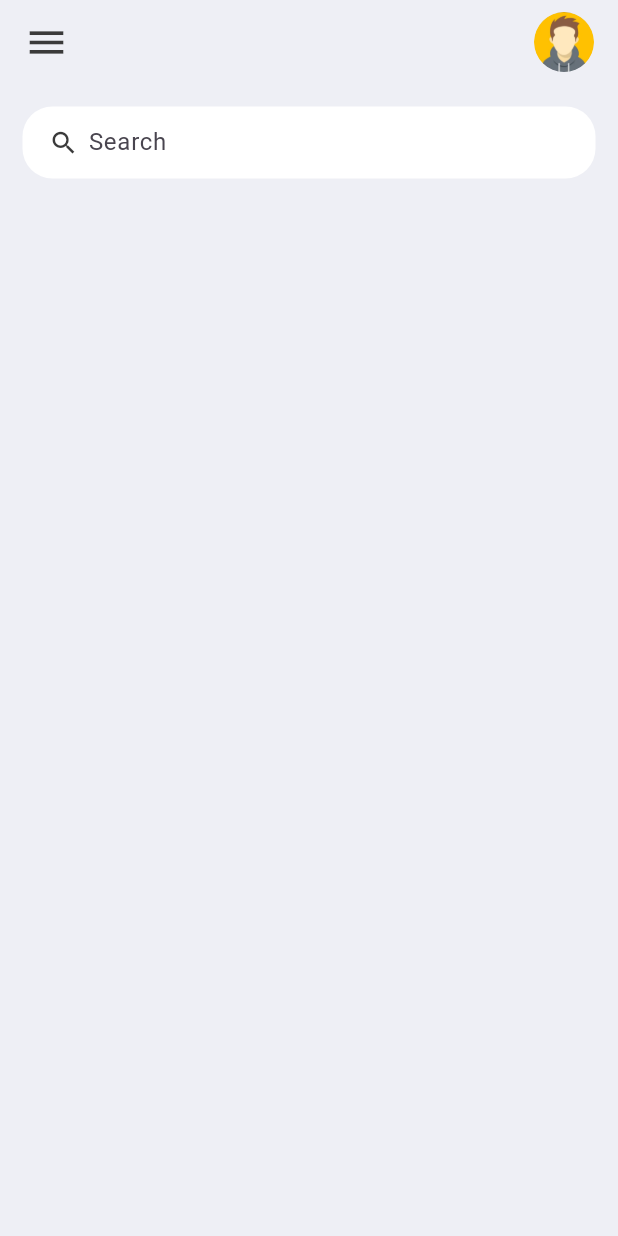
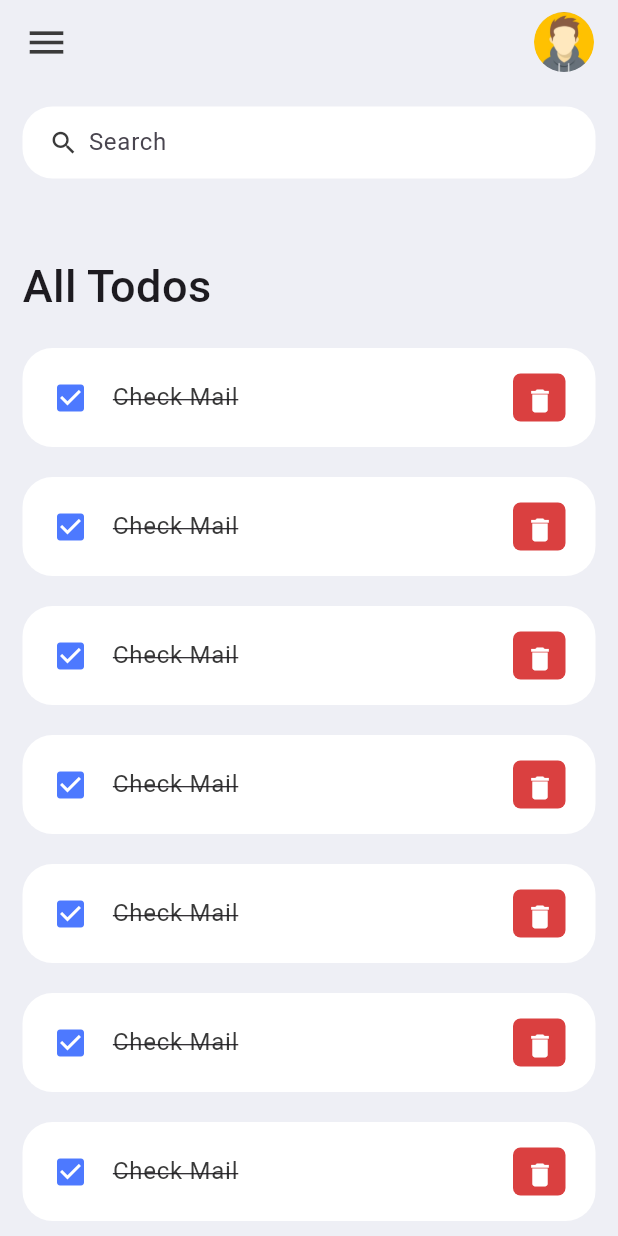
Before and after one commit to ttnppedr/first-todo-app, a Flutter app: the screen it shows after launch, on a phone screen of 412 x 824 dp. Run offline on Flutter 3.47's test engine with Material 3 defaults, Android fonts, the phone set to English and light mode, and no system bars.

Commit message:
Add todo item

```diff
--- a/lib/screens/home.dart
+++ b/lib/screens/home.dart
@@ -1,4 +1,5 @@
 import 'package:first_todo_app/constants/colors.dart';
+import 'package:first_todo_app/widgets/todo_item.dart';
 import 'package:flutter/material.dart';
 
 class Home extends StatelessWidget {
@@ -17,6 +18,32 @@ class Home extends StatelessWidget {
           child: Column(
             children: [
               searchBox(),
+              Expanded(
+                child: ListView(
+                  children: [
+                    Container(
+                      margin: EdgeInsets.only(top: 50, bottom: 20),
+                      child: Text(
+                        'All Todos',
+                        style: TextStyle(
+                          fontSize: 30,
+                          fontWeight: FontWeight.w500,
+                        ),
+                      ),
+                    ),
+                    TodoItem(),
+                    TodoItem(),
+                    TodoItem(),
+                    TodoItem(),
+                    TodoItem(),
+                    TodoItem(),
+                    TodoItem(),
+                    TodoItem(),
+                    TodoItem(),
+                    TodoItem(),
+                  ],
+                ),
+              ),
             ],
           )),
     );
--- /dev/null
+++ b/lib/widgets/todo_item.dart
@@ -0,0 +1,56 @@
+import 'package:first_todo_app/constants/colors.dart';
+import 'package:flutter/material.dart';
+
+class TodoItem extends StatelessWidget {
+  const TodoItem({Key? key}) : super(key: key);
+
+  @override
+  Widget build(BuildContext context) {
+    return Container(
+      margin: EdgeInsets.only(bottom: 20),
+      child: ListTile(
+        onTap: () {
+          print('Click on Todo Item');
+        },
+        shape: RoundedRectangleBorder(
+          borderRadius: BorderRadius.circular(20),
+        ),
+        contentPadding: EdgeInsets.symmetric(
+          horizontal: 20,
+          vertical: 5,
+        ),
+        tileColor: Colors.white,
+        leading: Icon(
+          Icons.check_box,
+          color: tdBlue,
+        ),
+        title: Text(
+          'Check Mail',
+          style: TextStyle(
+            fontSize: 16,
+            color: tdBlack,
+            decoration: TextDecoration.lineThrough,
+          ),
+        ),
+        trailing: Container(
+          padding: EdgeInsets.all(0),
+          margin: EdgeInsets.symmetric(vertical: 12),
+          height: 35,
+          width: 35,
+          decoration: BoxDecoration(
+            color: tdRed,
+            borderRadius: BorderRadius.circular(5),
+          ),
+          child: IconButton(
+            icon: Icon(Icons.delete),
+            color: Colors.white,
+            iconSize: 20,
+            onPressed: () {
+              print('Click on Delete icon');
+            },
+          ),
+        ),
+      ),
+    );
+  }
+}
```
